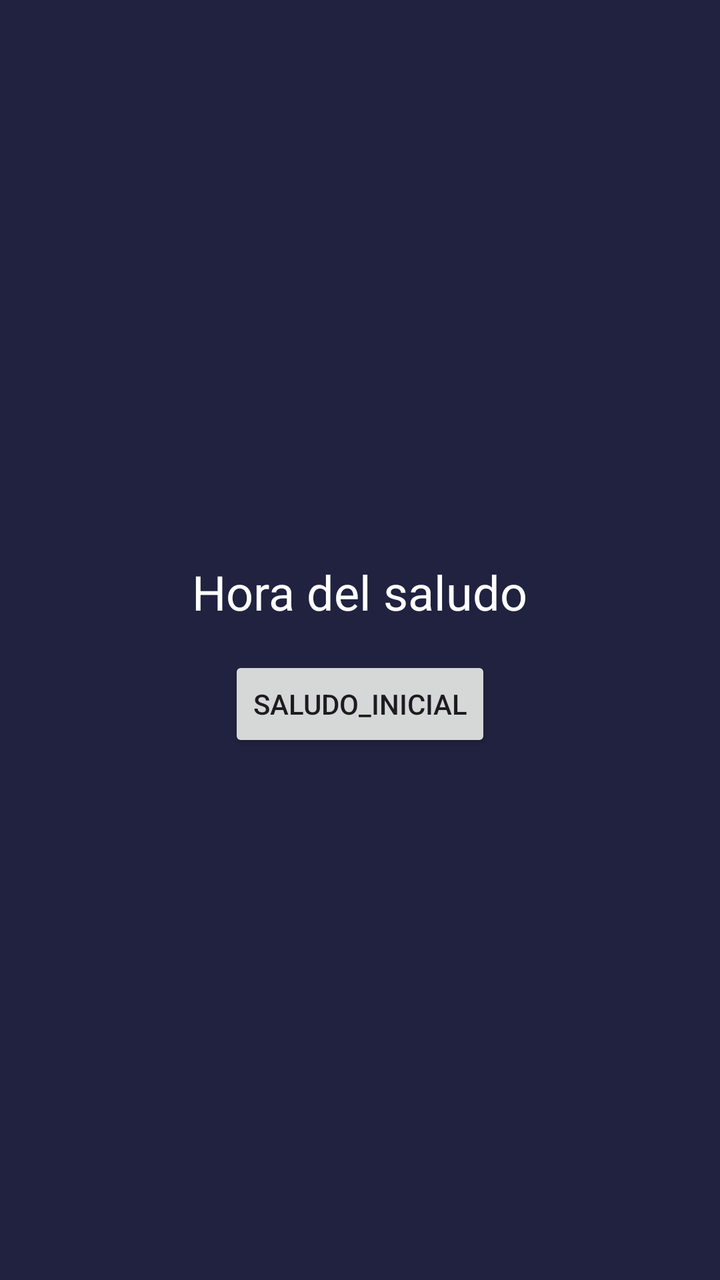
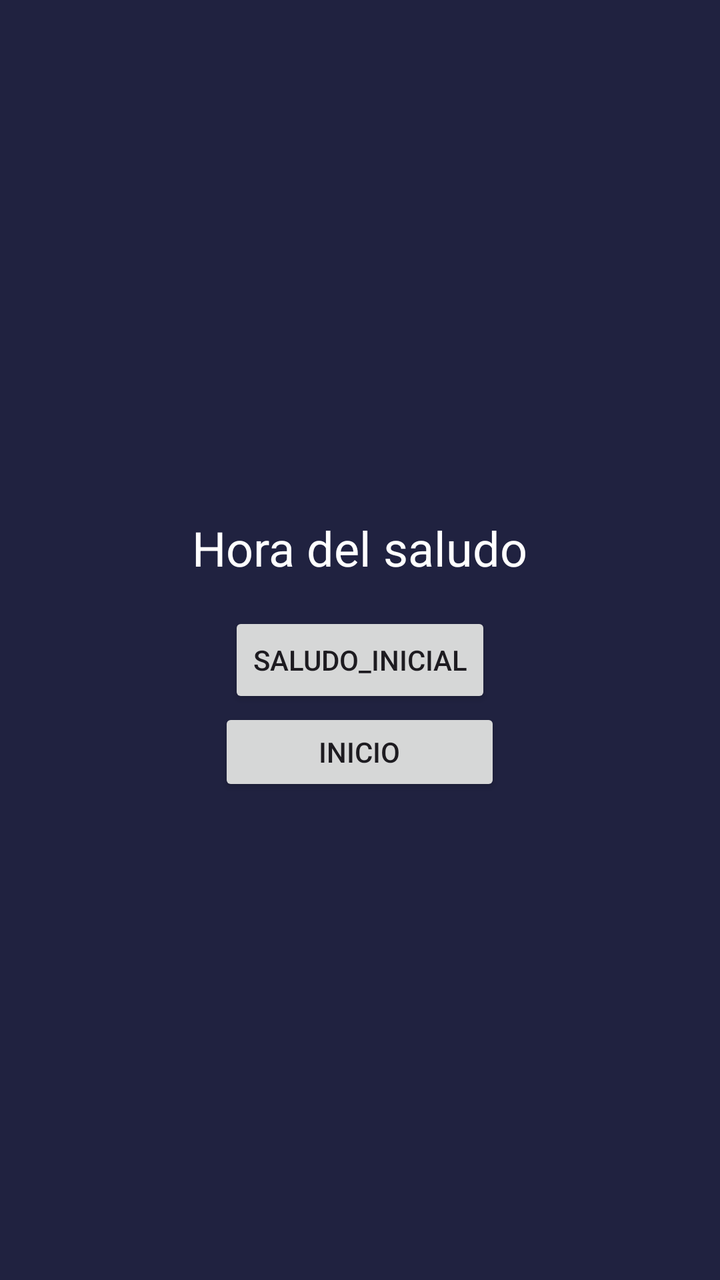

An Android layout rendered at two revisions. The XML below is the earlier revision; the diff shows what the commit changed to produce the second picture.
<!-- AndroidManifest.xml: application theme Theme.Bookslide -->
<!-- res/layout/activity_main.xml -->
<?xml version="1.0" encoding="utf-8"?>
<LinearLayout xmlns:android="http://schemas.android.com/apk/res/android"
    android:layout_width="match_parent"
    android:layout_height="match_parent"
    android:orientation="vertical"
    android:gravity="center"
    android:background="@color/blue_dark">

    <TextView
        android:id="@+id/tvSaludo"
        android:layout_width="wrap_content"
        android:layout_height="wrap_content"
        android:text="@string/hora_del_saludo"
        android:textSize="24sp"
        android:textColor="@color/white"
        android:padding="16dp"/>
    <Button
        android:id="@+id/btnActualizar"
        android:layout_width="wrap_content"
        android:layout_height="wrap_content"
        android:text="@string/saludo_inicial"/>
</LinearLayout>
<!-- resources referenced by this layout -->
<resources>
  <color name="blue_dark">#202240</color>
  <color name="white">#FFFFFFFF</color>
  <string name="hora_del_saludo">Hora del saludo</string>
  <string name="saludo_inicial">Saludo_inicial</string>
  <style name="Theme.Bookslide" parent="Base.Theme.Bookslide" />
  <style name="Base.Theme.Bookslide" parent="Theme.Material3.DayNight.NoActionBar">
          
          
      </style>
</resources>

<!-- the commit's change to res/layout/activity_main.xml (unified diff, before → after) -->
@@ -19,4 +19,11 @@
         android:layout_width="wrap_content"
         android:layout_height="wrap_content"
         android:text="@string/saludo_inicial"/>
+
+    <Button
+        android:id="@+id/btnPantallaInicio"
+        android:layout_width="141dp"
+        android:layout_height="44dp"
+        android:text="inicio" />
+
 </LinearLayout>
